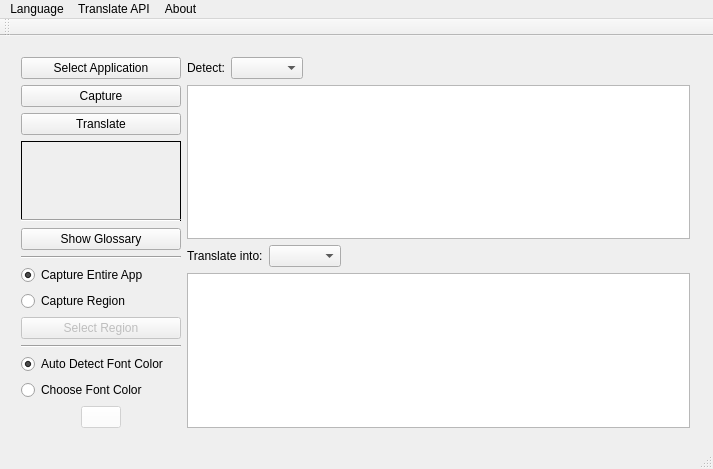
wlssirius/ChaosTranslate, file src/ChaosTranslate.ui: the form before one commit.
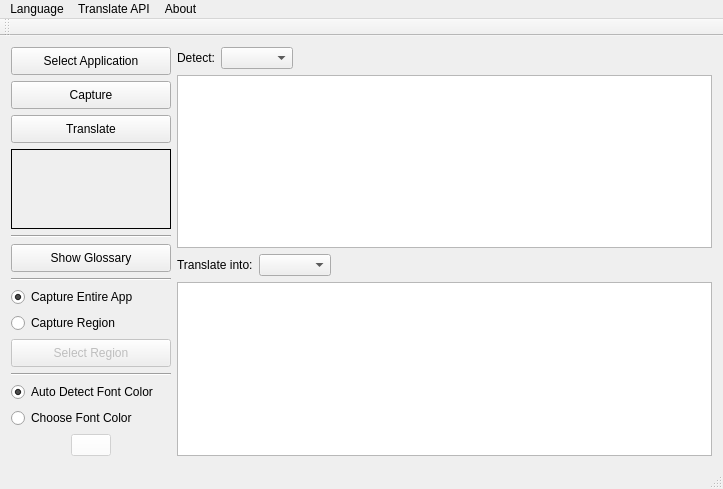
The form after the commit. Icons and pictures are not drawn. Custom widgets are drawn as their Qt base class.

Diff of the .ui file:
```diff
--- a/src/ChaosTranslate.ui
+++ b/src/ChaosTranslate.ui
@@ -6,10 +6,16 @@
    <rect>
     <x>0</x>
     <y>0</y>
-    <width>713</width>
-    <height>469</height>
+    <width>723</width>
+    <height>489</height>
    </rect>
   </property>
+  <property name="sizePolicy">
+   <sizepolicy hsizetype="Maximum" vsizetype="Maximum">
+    <horstretch>0</horstretch>
+    <verstretch>0</verstretch>
+   </sizepolicy>
+  </property>
   <property name="windowTitle">
    <string>Chaos Translate</string>
   </property>
@@ -27,14 +33,17 @@
    </size>
   </property>
   <widget class="QWidget" name="centralWidget">
-   <widget class="QWidget" name="layoutWidget">
-    <property name="geometry">
-     <rect>
-      <x>10</x>
-      <y>10</y>
-      <width>691</width>
-      <height>393</height>
-     </rect>
+   <property name="sizePolicy">
+    <sizepolicy hsizetype="Expanding" vsizetype="Expanding">
+     <horstretch>0</horstretch>
+     <verstretch>0</verstretch>
+    </sizepolicy>
+   </property>
+   <property name="maximumSize">
+    <size>
+     <width>1024</width>
+     <height>768</height>
+    </size>
     </property>
     <layout class="QHBoxLayout" name="horizontalLayout">
      <item>
@@ -335,13 +344,12 @@
      </item>
     </layout>
    </widget>
-  </widget>
   <widget class="QMenuBar" name="menuBar">
    <property name="geometry">
     <rect>
      <x>0</x>
      <y>0</y>
-     <width>713</width>
+     <width>723</width>
      <height>23</height>
     </rect>
    </property>
```
Lines whose indentation alone changed are shown as unchanged.
